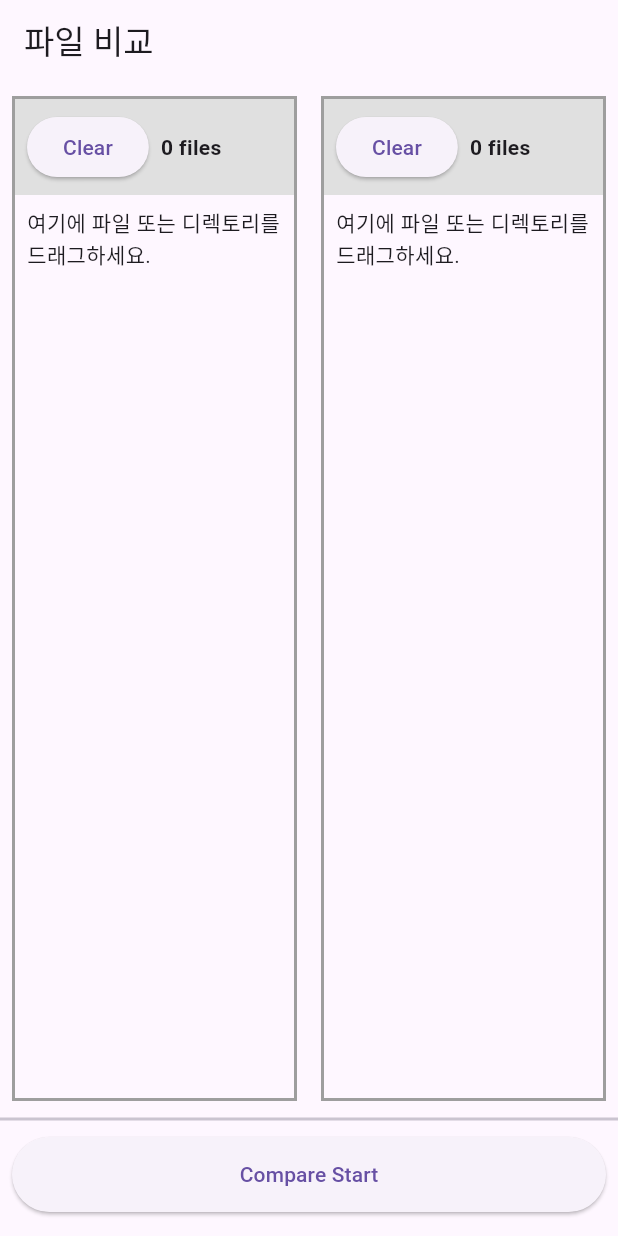
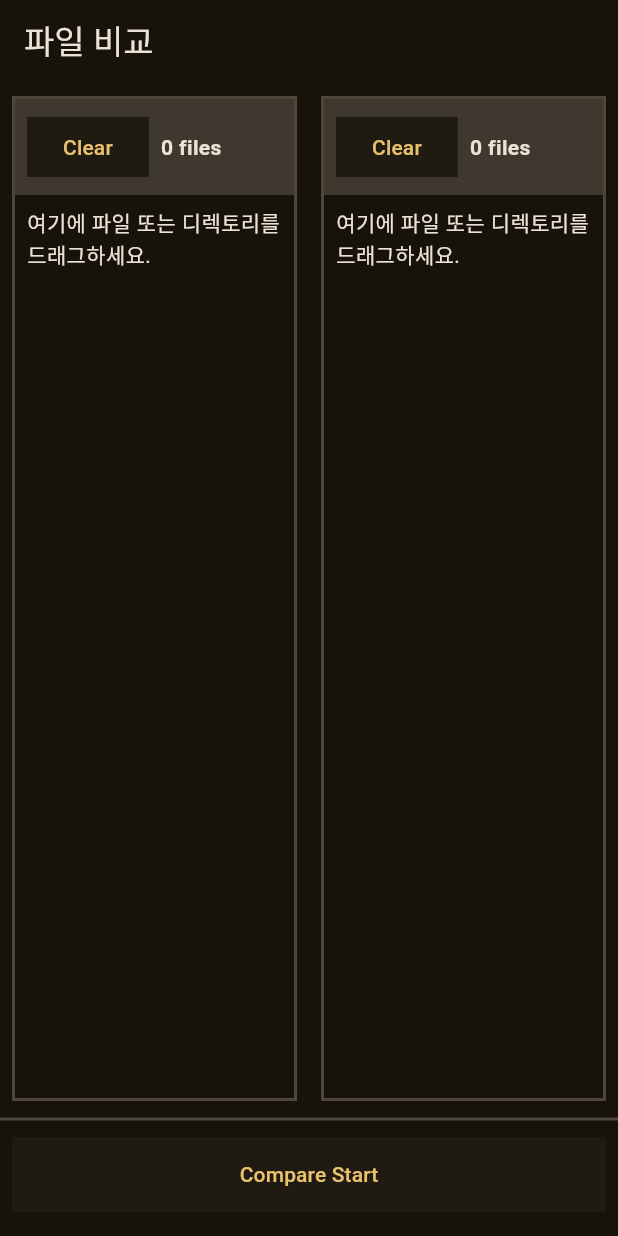
Before and after one commit to lucusowl/cinnamon, a Flutter app: the screen it shows after launch, on a phone screen of 412 x 824 dp. Run offline on Flutter 3.47's test engine with Material 3 defaults, Android fonts, the phone set to English and light mode, and no system bars; missing offline and left inert: desktop_drop.

Commit message:
fix: v0.3.2 style - color
- add: Theme, default - dark
- update: all inline color -> theme context

```diff
--- a/lib/main.dart
+++ b/lib/main.dart
@@ -71,8 +71,26 @@ class MyApp extends StatelessWidget {
     return MaterialApp(
       title: '파일 비교 툴',
       home: FileComparePage(),
+      theme: ThemeData(
+        colorScheme: ColorScheme.fromSeed(
+          seedColor: Colors.amber,
+          brightness: Brightness.dark,
+        ),
+        elevatedButtonTheme: ElevatedButtonThemeData(
+          style: ElevatedButton.styleFrom(
+            elevation: 0.0,
+            shape: RoundedRectangleBorder(borderRadius: BorderRadius.circular(0)),
+          ),
+        ),
+      ),
     );
   }
+}
+/// 커스텀 colors
+extension AppColors on ColorScheme {
+  Color get highlightSame => (brightness == Brightness.dark) ? const Color(0x2219ff19): const Color(0xffe6ffe6);
+  Color get highlightDiff => (brightness == Brightness.dark) ? const Color(0x22ff1919): const Color(0xffffe6e6);
+  Color get highlightOther => Colors.transparent;
 }
 
 class FileComparePage extends StatefulWidget {
@@ -112,7 +130,7 @@ class _FileComparePageState extends State<FileComparePage> {
                   margin: EdgeInsets.all(8.0),
                   decoration: BoxDecoration(
                     border: Border.all(
-                        color: Colors.grey,
+                        color: Theme.of(context).colorScheme.outlineVariant,
                         width: 2.0),
                   ),
                   child: _buildCompareResults(),
@@ -139,7 +157,9 @@ class _FileComparePageState extends State<FileComparePage> {
                           margin: EdgeInsets.all(8.0),
                           decoration: BoxDecoration(
                             border: Border.all(
-                                color: leftDragging ? Colors.blue : Colors.grey,
+                                color: leftDragging
+                                  ? Theme.of(context).colorScheme.outline
+                                  : Theme.of(context).colorScheme.outlineVariant,
                                 width: 2.0),
                           ),
                           child: _buildFileList(leftFiles, "Left Area"),
@@ -166,7 +186,9 @@ class _FileComparePageState extends State<FileComparePage> {
                           margin: EdgeInsets.all(8.0),
                           decoration: BoxDecoration(
                             border: Border.all(
-                                color: rightDragging ? Colors.blue : Colors.grey,
+                                color: rightDragging
+                                  ? Theme.of(context).colorScheme.outline
+                                  : Theme.of(context).colorScheme.outlineVariant,
                                 width: 2.0),
                           ),
                           child: _buildFileList(rightFiles, "Right Area"),
@@ -263,7 +285,7 @@ class _FileComparePageState extends State<FileComparePage> {
       crossAxisAlignment: CrossAxisAlignment.stretch,
       children: [
         Container(
-          color: Colors.grey[300],
+          color: Theme.of(context).colorScheme.surfaceBright,
           padding: EdgeInsets.all(8.0),
           child: Wrap(
             spacing: 8.0,
@@ -471,7 +493,7 @@ class _FileComparePageState extends State<FileComparePage> {
       crossAxisAlignment: CrossAxisAlignment.stretch,
       children: [
         Container(
-          color: Colors.grey[300],
+          color: Theme.of(context).colorScheme.surfaceBright,
           padding: EdgeInsets.all(8.0),
           child: Wrap(
             spacing: 8.0,
@@ -493,19 +515,19 @@ class _FileComparePageState extends State<FileComparePage> {
               Color tileColor;
               switch (res.status) {
                 case CompareStatus.same:
-                  tileColor = Color(0xffe6ffe6);
+                  tileColor = Theme.of(context).colorScheme.highlightSame;
                   break;
                 case CompareStatus.diffSize:
-                  tileColor = Color(0xffffe6e6);
+                  tileColor = Theme.of(context).colorScheme.highlightDiff;
                   break;
                 case CompareStatus.diffHash:
-                  tileColor = Color(0xffffe6e6);
+                  tileColor = Theme.of(context).colorScheme.highlightDiff;
                   break;
                 case CompareStatus.onlyLeft:
-                  tileColor = Colors.transparent;
+                  tileColor = Theme.of(context).colorScheme.highlightOther;
                   break;
                 case CompareStatus.onlyRight:
-                  tileColor = Colors.transparent;
+                  tileColor = Theme.of(context).colorScheme.highlightOther;
                   break;
               }
 
```
Lines whose indentation alone changed are shown as unchanged.
